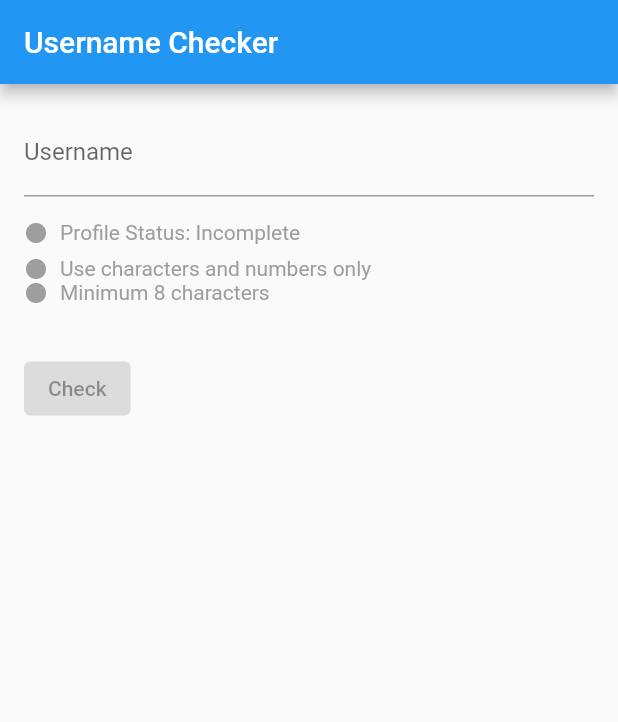
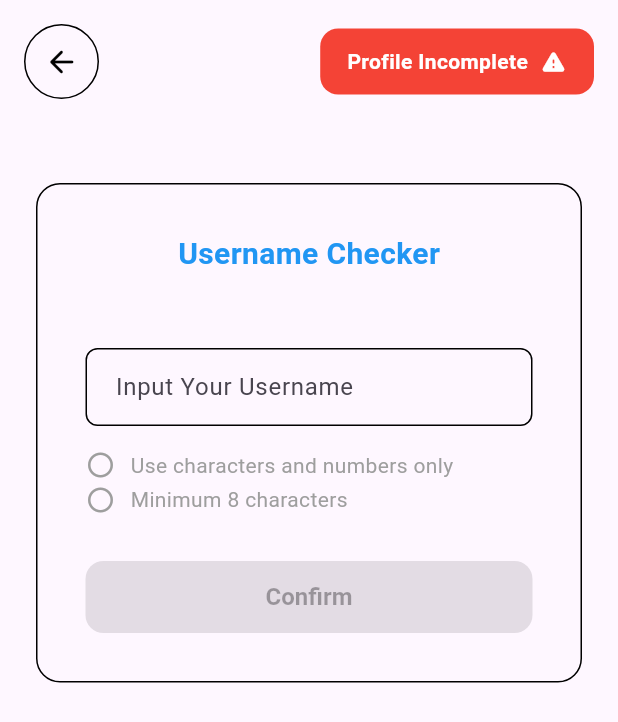
Before and after one commit to inirafli/username_checker, a Flutter app: the screen it shows after launch, on a phone screen of 412 x 824 dp. Shown: the top 722 px of the screen. Run offline on Flutter 3.47's test engine with Material 3 defaults, Android fonts, the phone set to English and light mode, and no system bars; our stand-ins replace cloud_firestore, firebase_core, get; accounts and stored records are empty.

Commit message:
updated: UI similar to the criteria and refactored some widgets

```diff
--- /dev/null
+++ b/lib/common/styles.dart
@@ -0,0 +1,15 @@
+import 'package:flutter/material.dart';
+
+final ThemeData appTheme = ThemeData(
+  elevatedButtonTheme: ElevatedButtonThemeData(
+    style: ElevatedButton.styleFrom(
+      backgroundColor: Colors.blue,
+      foregroundColor: Colors.white,
+      shape: RoundedRectangleBorder(
+        borderRadius: BorderRadius.circular(12),
+      ),
+      minimumSize: const Size(double.infinity, 48),
+      textStyle: const TextStyle(fontSize: 16, fontWeight: FontWeight.bold),
+    ),
+  ),
+);
--- a/lib/controllers/username_controller.dart
+++ b/lib/controllers/username_controller.dart
@@ -15,6 +15,13 @@ class UsernameController extends GetxController {
   var showAvailability = false.obs;
 
   final FirestoreHelper _firestoreHelper = FirestoreHelper();
+  final TextEditingController textEditingController = TextEditingController();
+
+  @override
+  void onClose() {
+    textEditingController.dispose();
+    super.onClose();
+  }
 
   void validateUsername(String input) {
     // Check for alphanumeric characters
@@ -31,6 +38,11 @@ class UsernameController extends GetxController {
 
     // Reset showAvailability when the input changes
     showAvailability.value = false;
+  }
+
+  void clearUsername() {
+    textEditingController.clear();
+    validateUsername('');
   }
 
   void checkUsername() async {
@@ -63,7 +75,7 @@ class UsernameController extends GetxController {
   // Method to get the appropriate icon for each validation state
   IconData getValidationIcon(bool isValid, {bool? isEmpty}) {
     if (isEmpty ?? username.isEmpty) {
-      return Icons.circle;
+      return Icons.circle_outlined;
     }
     return isValid ? Icons.check_circle : Icons.cancel;
   }
--- a/lib/main.dart
+++ b/lib/main.dart
@@ -1,6 +1,7 @@
 import 'package:firebase_core/firebase_core.dart';
 import 'package:flutter/material.dart';
 import 'package:get/get.dart';
+import 'package:username_checker/common/styles.dart';
 import 'package:username_checker/firebase_options.dart';
 import 'package:username_checker/views/username_checker_screen.dart';
 
@@ -19,10 +20,9 @@ class MyApp extends StatelessWidget {
   @override
   Widget build(BuildContext context) {
     return GetMaterialApp(
+      debugShowCheckedModeBanner: false,
       title: 'Username Checker',
-      theme: ThemeData(
-        useMaterial3: false,
-      ),
+      theme: appTheme,
       home: UsernameCheckerScreen(),
     );
   }
--- a/lib/utils/data_helper.dart
+++ /dev/null
@@ -1,13 +0,0 @@
-import 'dart:math';
-
-class DataHelper {
-  static String generateRandomId(int length) {
-    const characters =
-        'abcdefghijklmnopqrstuvwxyzABCDEFGHIJKLMNOPQRSTUVWXYZ0123456789';
-    Random random = Random();
-    return String.fromCharCodes(Iterable.generate(
-      length,
-      (_) => characters.codeUnitAt(random.nextInt(characters.length)),
-    ));
-  }
-}
--- a/lib/views/username_checker_screen.dart
+++ b/lib/views/username_checker_screen.dart
@@ -1,6 +1,8 @@
 import 'package:flutter/material.dart';
 import 'package:get/get.dart';
 import 'package:username_checker/controllers/username_controller.dart';
+import 'package:username_checker/widgets/profile_status.dart';
+import 'package:username_checker/widgets/username_text_field.dart';
 
 import '../widgets/validation_messages.dart';
 
@@ -13,67 +15,100 @@ class UsernameCheckerScreen extends StatelessWidget {
   Widget build(BuildContext context) {
     return Scaffold(
         appBar: AppBar(
-        title: const Text('Username Checker'),
+          toolbarHeight: 0,
+          elevation: 0,
         ),
-      body: Padding(
+        body: SafeArea(
+          child: SingleChildScrollView(
             padding: const EdgeInsets.all(16.0),
             child: Column(
               crossAxisAlignment: CrossAxisAlignment.start,
               children: [
-            TextField(
-              onChanged: (value) => _controller.validateUsername(value),
-              decoration: const InputDecoration(
-                labelText: 'Username',
+                ProfileStatusInfo(),
+                const SizedBox(height: 48.0),
+                Container(
+                  margin: const EdgeInsets.all(8.0),
+                  padding: const EdgeInsets.all(32.0),
+                  decoration: BoxDecoration(
+                    border: Border.all(color: Colors.black, width: 1),
+                    borderRadius: BorderRadius.circular(16),
+                  ),
+                  child: Column(
+                    crossAxisAlignment: CrossAxisAlignment.start,
+                    children: [
+                      const Center(
+                        child: Text(
+                          'Username Checker',
+                          style: TextStyle(
+                            fontSize: 20,
+                            color: Colors.blue,
+                            fontWeight: FontWeight.bold,
                           ),
                         ),
+                      ),
+                      const SizedBox(height: 48.0),
+                      UsernameTextField(),
                       const SizedBox(height: 16.0),
-            Obx(() => ValidationMessageRow(
-              text: _controller.profileStatusText,
-              isValid: _controller.profileStatus.value == 'Complete',
-              color: _controller.getProfileStatusColor(),
-            )),
-            const SizedBox(height: 8.0),
-            Obx(() => ValidationMessageRow(
+                      Obx(() => ValidationMessages(
                             text: _controller.alphanumericValidationText,
                             isValid: _controller.isAlphanumeric.value,
                             color: _controller.getAlphanumericValidationColor(),
                           )),
-            Obx(() => ValidationMessageRow(
+                      const SizedBox(height: 3.0),
+                      Obx(() => ValidationMessages(
                             text: _controller.minLengthValidationText,
                             isValid: _controller.isMinLength.value,
                             color: _controller.getMinLengthValidationColor(),
                           )),
-            const SizedBox(height: 16.0),
+                      const SizedBox(height: 3.0),
                       Obx(() => _controller.showAvailability.value
                           ? Column(
                               crossAxisAlignment: CrossAxisAlignment.start,
                               children: [
-                ValidationMessageRow(
+                                ValidationMessages(
                                   text: _controller.usernameAvailabilityText,
-                  isValid: _controller.isUsernameAvailable.value,
-                  color: _controller.getUsernameAvailabilityColor(),
+                                  isValid:
+                                      _controller.isUsernameAvailable.value,
+                                  color: _controller
+                                      .getUsernameAvailabilityColor(),
                                 ),
+                                const SizedBox(height: 3.0),
                                 if (!_controller.isUsernameAvailable.value)
-                  ValidationMessageRow(
+                                  ValidationMessages(
                                     text: _controller.usernameChangeabilityText,
-                    isValid: _controller.isUsernameChangeable.value,
-                    color: _controller.getUsernameChangeabilityColor(),
+                                    isValid:
+                                        _controller.isUsernameChangeable.value,
+                                    color: _controller
+                                        .getUsernameChangeabilityColor(),
                                   ),
                               ],
                             )
-                : Container()),
-            const SizedBox(height: 16.0),
+                          : const SizedBox.shrink()),
+                      const SizedBox(height: 28.0),
                       Obx(() => ElevatedButton(
-              onPressed: _controller.isButtonEnabled() ? () => _controller.checkUsername() : null,
+                            onPressed: _controller.isButtonEnabled()
+                                ? () => _controller.checkUsername()
+                                : null,
                             child: _controller.isLoading.value
-                  ? const CircularProgressIndicator(
-                color: Colors.white,
+                                ? const Center(
+                                    child: SizedBox(
+                                      width: 20.0,
+                                      height: 20.0,
+                                      child: CircularProgressIndicator(
+                                        valueColor: AlwaysStoppedAnimation(
+                                            Colors.white),
+                                        strokeWidth: 2.0,
+                                      ),
+                                    ),
                                   )
-                  : const Text('Check'),
+                                : const Text('Confirm'),
                           )),
                     ],
                   ),
                 ),
-    );
+              ],
+            ),
+          ),
+        ));
   }
 }
--- /dev/null
+++ b/lib/widgets/profile_status.dart
@@ -0,0 +1,58 @@
+// views/widgets/top_row_widget.dart
+import 'package:flutter/material.dart';
+import 'package:flutter/services.dart';
+import 'package:get/get.dart';
+import '../../controllers/username_controller.dart';
+
+class ProfileStatusInfo extends StatelessWidget {
+  final UsernameController _controller = Get.find<UsernameController>();
+
+  ProfileStatusInfo({super.key});
+
+  @override
+  Widget build(BuildContext context) {
+    return Row(
+      mainAxisAlignment: MainAxisAlignment.spaceBetween,
+      children: [
+        Container(
+          decoration: BoxDecoration(
+            shape: BoxShape.circle,
+            border: Border.all(color: Colors.black, width: 1),
+          ),
+          child: IconButton(
+            icon: const Icon(Icons.arrow_back_rounded, color: Colors.black),
+            onPressed: () {
+              SystemNavigator.pop();
+            },
+          ),
+        ),
+        Obx(() => Container(
+          padding: const EdgeInsets.symmetric(horizontal: 18, vertical: 12),
+          decoration: BoxDecoration(
+            color: _controller.profileStatus.value == 'Complete'
+                ? Colors.green
+                : Colors.red,
+            borderRadius: BorderRadius.circular(12),
+          ),
+          child: Row(
+            crossAxisAlignment: CrossAxisAlignment.center,
+            children: [
+              Text(
+                'Profile ${_controller.profileStatus.value}',
+                style: const TextStyle(color: Colors.white, fontWeight: FontWeight.bold),
+              ),
+              const SizedBox(width: 8),
+              Icon(
+                _controller.profileStatus.value == 'Complete'
+                    ? Icons.check_circle
+                    : Icons.warning_rounded,
+                color: Colors.white,
+                size: 18.0,
+              ),
+            ],
+          ),
+        )),
+      ],
+    );
+  }
+}
--- /dev/null
+++ b/lib/widgets/username_text_field.dart
@@ -0,0 +1,43 @@
+// views/widgets/username_text_field.dart
+import 'package:flutter/material.dart';
+import 'package:get/get.dart';
+import '../../controllers/username_controller.dart';
+
+class UsernameTextField extends StatelessWidget {
+  final UsernameController _controller = Get.find<UsernameController>();
+
+  UsernameTextField({super.key});
+
+  @override
+  Widget build(BuildContext context) {
+    return Obx(
+      () => TextField(
+        controller: _controller.textEditingController,
+        onChanged: (value) => _controller.validateUsername(value),
+        decoration: InputDecoration(
+          labelText: 'Input Your Username',
+          border: OutlineInputBorder(
+            borderRadius: BorderRadius.circular(8),
+          ),
+          enabledBorder: OutlineInputBorder(
+            borderSide: const BorderSide(color: Colors.black),
+            borderRadius: BorderRadius.circular(8),
+          ),
+          focusedBorder: OutlineInputBorder(
+            borderSide: const BorderSide(color: Colors.blue),
+            borderRadius: BorderRadius.circular(8),
+          ),
+          contentPadding:
+              const EdgeInsets.symmetric(vertical: 14.0, horizontal: 16.0),
+          suffixIcon: _controller.username.isNotEmpty
+              ? IconButton(
+                  icon:
+                      const Icon(Icons.clear, color: Colors.black, size: 18.0),
+                  onPressed: () => _controller.clearUsername(),
+                )
+              : null,
+        ),
+      ),
+    );
+  }
+}
--- a/lib/widgets/validation_messages.dart
+++ b/lib/widgets/validation_messages.dart
@@ -3,12 +3,12 @@ import 'package:flutter/material.dart';
 import 'package:get/get.dart';
 import '../../controllers/username_controller.dart';
 
-class ValidationMessageRow extends StatelessWidget {
+class ValidationMessages extends StatelessWidget {
   final String text;
   final bool isValid;
   final Color color;
 
-  const ValidationMessageRow({
+  const ValidationMessages({
     super.key,
     required this.text,
     required this.isValid,
@@ -24,12 +24,12 @@ class ValidationMessageRow extends StatelessWidget {
         Icon(
           controller.getValidationIcon(isValid),
           color: color,
-          size: 16.0,
+          size: 20.0,
         ),
-        const SizedBox(width: 8.0),
+        const SizedBox(width: 10.0),
         Text(
           text,
-          style: TextStyle(color: color),
+          style: TextStyle(fontSize: 14.0, color: color),
         ),
       ],
     );
```
Lines whose indentation alone changed are shown as unchanged.
